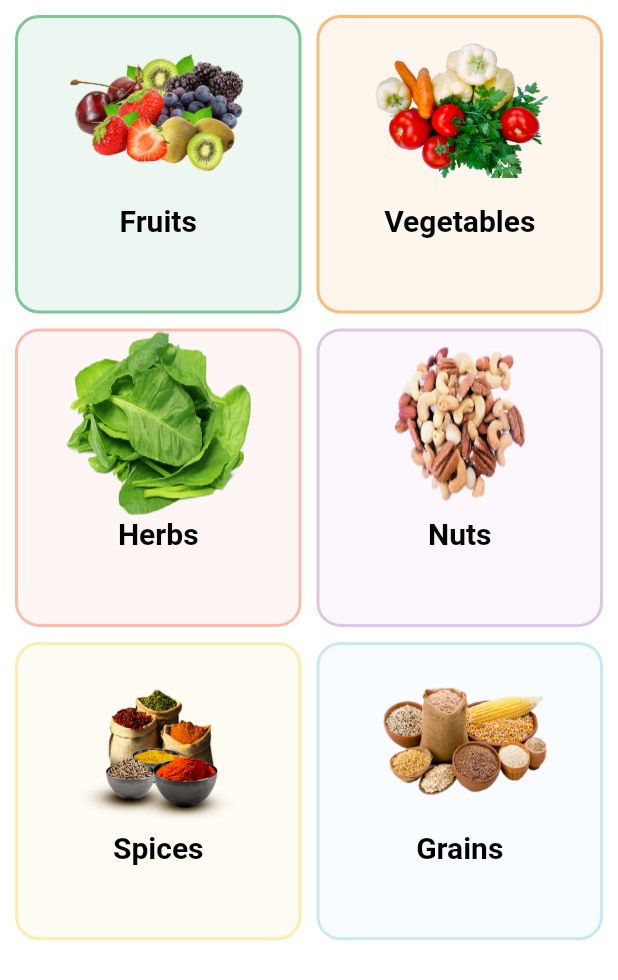
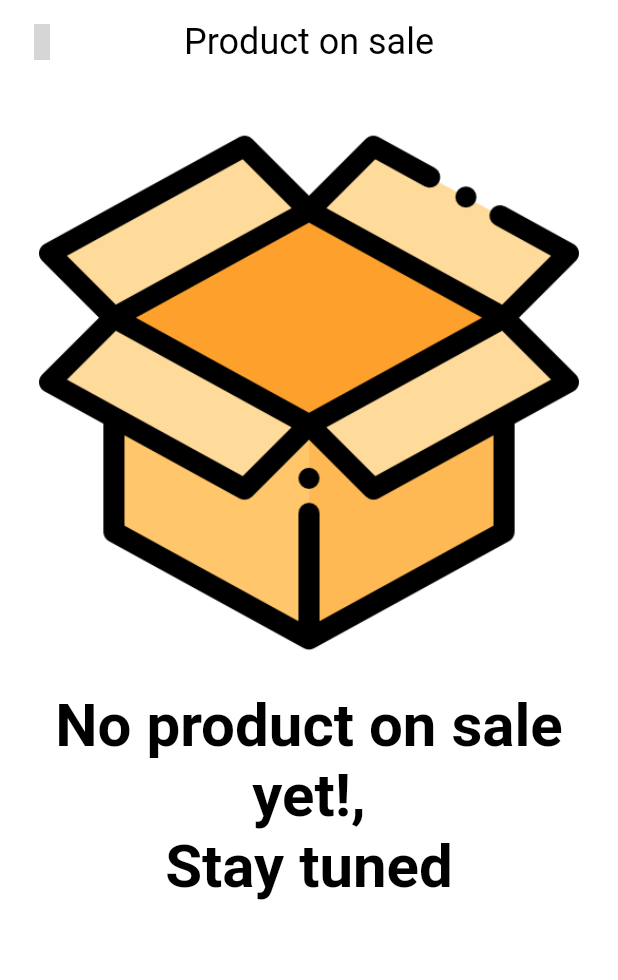
Before and after one commit to nazmullhossain/firebase_ecom, a Flutter app: the CategoriesPage screen opened directly, after a tap on "Vegetables", on a phone screen of 412 x 824 dp. Shown: the top 980 px of the screen. Run offline on Flutter 3.47's test engine with Material 2 defaults, Android fonts, the phone set to English and light mode, and no system bars; our stand-ins replace badges, card_swiper, fancy_shimmer_image, flutter_iconly, shared_preferences; accounts and stored records are empty; grey boxes are pictures that could not be loaded.

Commit message:
catagory dynamic by provider

```diff
--- /dev/null
+++ b/lib/inner_page/catagor_screen.dart
@@ -0,0 +1,121 @@
+import 'package:flutter/material.dart';
+import 'package:flutter_iconly/flutter_iconly.dart';
+import 'package:provider/provider.dart';
+
+import '../consts/slider_images.dart';
+import '../main_provider/products_provider.dart';
+import '../models/products_models.dart';
+import '../service/golobal_method.dart';
+import '../utils/utils.dart';
+import '../widgets/emty_product_widgets.dart';
+import '../widgets/feed_items_widgets.dart';
+import '../widgets/text_widgets.dart';
+
+class CatagoryScreen extends StatefulWidget {
+  const CatagoryScreen({Key? key}) : super(key: key);
+  static const routeName = "/CatagoryScreen";
+
+  @override
+  State<CatagoryScreen> createState() => _CatagoryScreenState();
+}
+
+class _CatagoryScreenState extends State<CatagoryScreen> {
+  TextEditingController _serchTextController = TextEditingController();
+  final FocusNode _searchTextFocusNode = FocusNode();
+  @override
+  void dispose() {
+    // TODO: implement dispose
+    _serchTextController.dispose();
+    _searchTextFocusNode.dispose();
+    super.dispose();
+  }
+
+  GlobalMethods globalMethods = GlobalMethods();
+  @override
+  Widget build(BuildContext context) {
+    final productProvider=Provider.of<ProductProvider>(context);
+    final catagoryName=ModalRoute.of(context)!.settings.arguments as String;
+    List<ProductModel> productByCatagory=productProvider.findByCatagory(catagoryName);
+
+    final Utils utils = Utils(context);
+    final themeState = utils.getTheme;
+    final Color color = Utils(context).color;
+    final Size size = Utils(context).screenSize;
+
+    return Scaffold(
+      appBar: AppBar(
+        leading: InkWell(
+          borderRadius: BorderRadius.circular(12),
+          onTap: () {
+            Navigator.pop(context);
+          },
+          child: Icon(
+            IconlyLight.arrowLeft2,
+            color: color,
+          ),
+        ),
+        elevation: 0,
+        backgroundColor: Theme.of(context).scaffoldBackgroundColor,
+        centerTitle: true,
+        title: TextWidget(
+          color: color,
+          maxLines: 10,
+          textSize: 24,
+          text: "Product on sale",
+        ),
+      ),
+      body:productByCatagory.isEmpty?const EmtyProductWidget(text:"No product on sale yet!,\nStay tuned",): SingleChildScrollView(
+        child: Column(
+          children: [
+            Padding(
+              padding: const EdgeInsets.all(8.0),
+              child: SizedBox(
+                height: kBottomNavigationBarHeight,
+                child: TextField(
+                  focusNode: _searchTextFocusNode,
+                  controller: _serchTextController,
+                  onChanged: (value) {
+                    setState(() {});
+                  },
+                  decoration: InputDecoration(
+                      focusedBorder: OutlineInputBorder(
+                          borderRadius: BorderRadius.circular(12),
+                          borderSide: const BorderSide(color: Colors.red, width: 1)),
+                      enabledBorder: OutlineInputBorder(
+                          borderRadius: BorderRadius.circular(12),
+                          borderSide:
+                              const BorderSide(color: Colors.yellow, width: 2)),
+                      hintText: "What is your mind",
+                      prefixIcon: const Icon(Icons.search),
+                      suffix: IconButton(
+                          onPressed: () {
+                            _serchTextController.clear();
+                            _searchTextFocusNode.unfocus();
+                          },
+                          icon: Icon(Icons.close,
+                              color: _searchTextFocusNode.hasFocus
+                                  ? Colors.red
+                                  : color))),
+                ),
+              ),
+            ),
+            GridView.count(
+              shrinkWrap: true,
+              // crossAxisSpacing: 10,
+
+              physics: const NeverScrollableScrollPhysics(),
+              crossAxisCount: 2,
+              childAspectRatio: size.width / (size.height * 0.70),
+              children: List.generate(productByCatagory.length, (index) {
+                return ChangeNotifierProvider.value(
+                  value: productByCatagory[index],
+                  child: const FeedItemWidgets(),
+                );
+              }),
+            ),
+          ],
+        ),
+      ),
+    );
+  }
+}
--- a/lib/inner_page/on_sale_innepage.dart
+++ b/lib/inner_page/on_sale_innepage.dart
@@ -7,6 +7,7 @@ import '../consts/slider_images.dart';
 import '../main_provider/products_provider.dart';
 import '../models/products_models.dart';
 import '../utils/utils.dart';
+import '../widgets/emty_product_widgets.dart';
 import '../widgets/feed_items_widgets.dart';
 import '../widgets/one_sale_widget.dart';
 
@@ -49,28 +50,7 @@ class OnSaleInnerPage extends StatelessWidget {
         ),
       ),
       body: allProduct.isEmpty
-          ? Center(
-              child: Padding(
-                padding: const EdgeInsets.all(8.0),
-                child: Column(
-                  children: [
-                    Padding(
-                      padding: const EdgeInsets.all(18.0),
-                      child: Image.asset("images/box.png"),
-                    ),
-                    Text(
-                      "No product on sale yet!,\nStay tuned",
-                      textAlign: TextAlign.center,
-                      style: TextStyle(
-                        color: color,
-                        fontSize: 40,
-                        fontWeight: FontWeight.bold,
-                      ),
-                    ),
-                  ],
-                ),
-              ),
-            )
+          ? EmtyProductWidget(text:"No product on sale yet!,\nStay tuned",)
           : GridView.count(
               // shrinkWrap: true,
               // crossAxisSpacing: 10,
--- a/lib/main.dart
+++ b/lib/main.dart
@@ -14,6 +14,7 @@ import 'package:provider/provider.dart';
 import 'auth/login_page.dart';
 import 'auth/register_page.dart';
 import 'emty_page.dart';
+import 'inner_page/catagor_screen.dart';
 import 'inner_page/feed_innerpage.dart';
 import 'inner_page/on_sale_innepage.dart';
 import 'main_provider/products_provider.dart';
@@ -77,6 +78,8 @@ class _MyAppState extends State<MyApp> {
             RegisterPage.routeName:(context)=>RegisterPage(),
             LoginPage.routeName:(context)=>const LoginPage(),
             ForgetPasswordPage.routeName:(context)=>const ForgetPasswordPage(),
+            CatagoryScreen.routeName:(context)=>const      CatagoryScreen(),
+
             // EmtyPage.routeName:(context)=>EmtyPage(),
 
           },
--- a/lib/main_provider/products_provider.dart
+++ b/lib/main_provider/products_provider.dart
@@ -11,9 +11,19 @@ class ProductProvider with ChangeNotifier{
   List<ProductModel>get getOnSaleProduct{
     return _productsList.where((element) => element.isOneSale).toList();
   }
+
+  //indivisuln product id and then show productDetailsPage
   ProductModel findProdById(String productId){
     return _productsList.firstWhere((element) => element.id==productId);
   }
+  //catgory page
+List<ProductModel>findByCatagory(String categoryName){
+    List<ProductModel>_catagoryList=_productsList.
+  where((element) => element.productCategoryName.toLowerCase().
+    contains(categoryName.toLowerCase())).toList();
+    return _catagoryList;
+}
+
   static final List<ProductModel>_productsList=[
 
     ProductModel(
--- /dev/null
+++ b/lib/models/cart_model.dart
@@ -0,0 +1,9 @@
+class CartModel{
+  final String id, productId;
+  final int quantity;
+  CartModel({
+    required this.id,
+    required this.productId,
+    required this.quantity
+});
+}
--- a/lib/widgets/catagories_widget.dart
+++ b/lib/widgets/catagories_widget.dart
@@ -1,7 +1,10 @@
+import 'package:firecom/main_provider/products_provider.dart';
+import 'package:firecom/models/products_models.dart';
 import 'package:firecom/widgets/text_widgets.dart';
 import 'package:flutter/material.dart';
 import 'package:provider/provider.dart';
 
+import '../inner_page/catagor_screen.dart';
 import '../provider/dark_theme-provider.dart';
 
 class CatagoriesWidget extends StatelessWidget {
@@ -21,8 +24,11 @@ class CatagoriesWidget extends StatelessWidget {
     final themeState= Provider.of<DarkThemeProvider>(context);
     Color color = themeState.getDarkTheme? Colors.white: Colors.black;
     double _screenWidth=MediaQuery.of(context).size.width;
+
     return InkWell(
-      onTap: onPressed,
+      onTap: (){
+        Navigator.pushNamed(context,CatagoryScreen.routeName,arguments: cartText);
+      },
       child: Container(
         // height: _screenWidth*0.6,
         decoration: BoxDecoration(
--- /dev/null
+++ b/lib/widgets/emty_product_widgets.dart
@@ -0,0 +1,35 @@
+import 'package:flutter/material.dart';
+
+import '../utils/utils.dart';
+
+class EmtyProductWidget extends StatelessWidget {
+  const EmtyProductWidget({Key? key,required this.text}) : super(key: key);
+  final String text;
+
+  @override
+  Widget build(BuildContext context) {
+    final Color color=Utils(context).color;
+    return Center(
+      child: Padding(
+        padding: const EdgeInsets.all(8.0),
+        child: Column(
+          children: [
+            Padding(
+              padding: const EdgeInsets.all(18.0),
+              child: Image.asset("images/box.png"),
+            ),
+            Text(
+            text,
+              textAlign: TextAlign.center,
+              style: TextStyle(
+                color: color,
+                fontSize: 40,
+                fontWeight: FontWeight.bold,
+              ),
+            ),
+          ],
+        ),
+      ),
+    );
+  }
+}
```
Also changed, not shown: lib/main_provider/cart_provider.dart (added).
